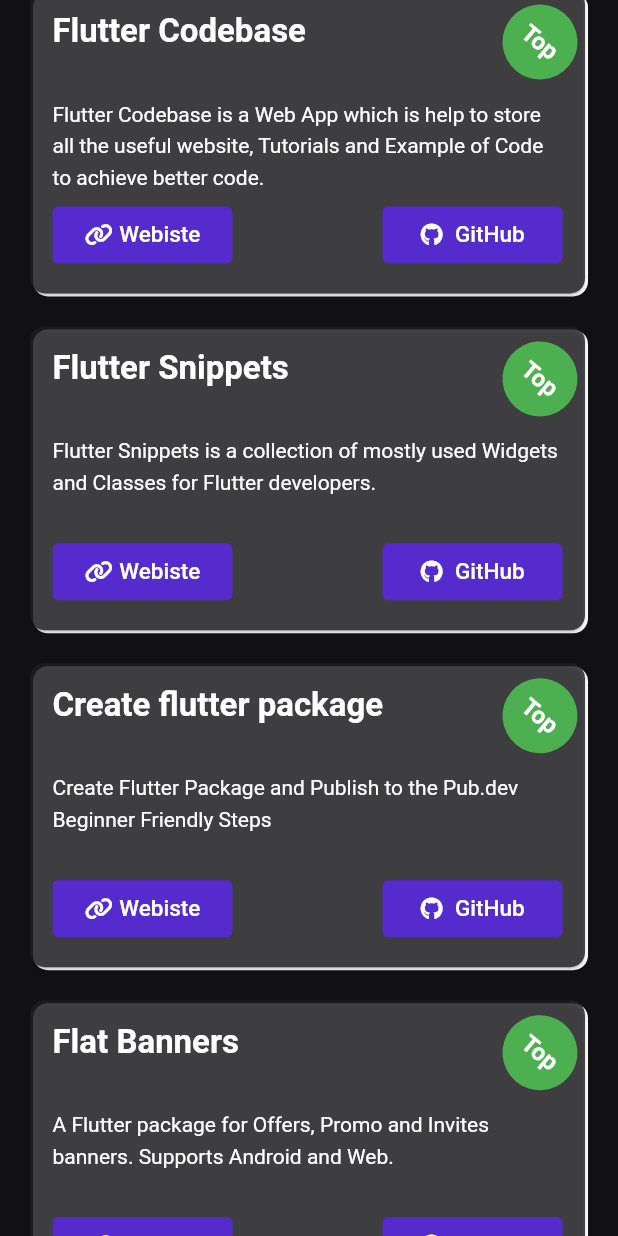
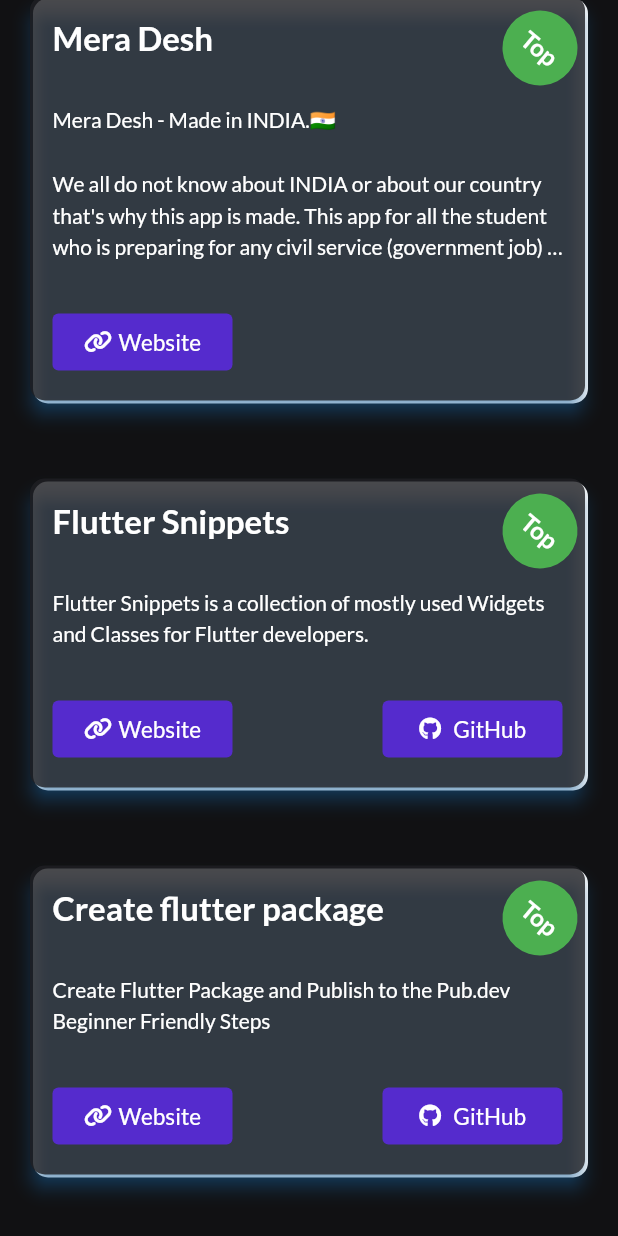
Before and after one commit to om-chauhan/developer_portfolio_flutter, a Flutter app: the screen it shows after launch, scrolled down 1152 dp, after a tap on "GitHub", on a phone screen of 412 x 824 dp. Run offline on Flutter 3.47's test engine with Material 2 defaults, Android fonts, the phone set to English and light mode, and no system bars; our stand-ins replace device_preview, flutter_svg, font_awesome_flutter, google_fonts, url_strategy; missing offline and left inert: blobs.

Commit message:
Project Card New Design

```diff
--- a/lib/all_imports.dart
+++ b/lib/all_imports.dart
@@ -13,7 +13,6 @@
 export 'package:om_chauhan/widgets/textbuilder.dart';
 export 'package:font_awesome_flutter/font_awesome_flutter.dart';
 export 'package:om_chauhan/controller/project_controller.dart';
-
 export 'package:om_chauhan/widgets/custom_button.dart';
 export 'package:blobs/blobs.dart';
 export 'package:om_chauhan/model/project_model.dart';
@@ -23,7 +22,6 @@
 export 'package:om_chauhan/model/skills_model.dart';
 export 'package:url_strategy/url_strategy.dart';
 export 'package:om_chauhan/utils/url_launch.dart';
-export 'package:sizer/sizer.dart';
 export 'package:flutter/material.dart';
 export 'package:om_chauhan/utils/colors.dart';
 export 'package:om_chauhan/widgets/textbuilder.dart';
--- a/lib/controller/project_controller.dart
+++ b/lib/controller/project_controller.dart
@@ -2,13 +2,21 @@
 
 class ProjectController {
   final projectList = [
+    ProjectModel(
+        title: 'Mera Desh',
+        description:
+            "Mera Desh - Made in INDIA.🇮🇳\n\nWe all do not know about INDIA or about our country that's why this app is made. This app for all the student who is preparing for any civil service (government job) exams, as well as civilians peoples and tourist to acquire more knowledge about INDIA and their history, culture and so on.",
+        website:
+            'https://play.google.com/store/apps/details?id=com.adbytee.mera_desh',
+        gitHub: '',
+        top: true),
     ProjectModel(
         title: 'Flutter Codebase',
         description:
             "Flutter Codebase is a Web App which is help to store all the useful website, Tutorials and Example of Code to achieve better code.",
         website: 'https://codes.om-chauhan.co.in/',
         gitHub: '',
-        top: true),
+        top: false),
     ProjectModel(
         title: 'Flutter Snippets',
         description:
@@ -50,8 +58,8 @@
             'https://github.com/om-chauhan/Invoice-Management-System-Flutter-UI',
         top: false),
     ProjectModel(
-        title: 'Ecommerce App',
-        description: "Ecommerce App - fetch data from Rest API.",
+        title: 'E-Commerce App',
+        description: "E-Commerce App - fetch data from Rest API.",
         website:
             'https://github.com/om-chauhan/Super-Store-Ecommerce-App-using-REST-Api-in-Flutter',
         gitHub:
@@ -60,7 +68,7 @@
     ProjectModel(
         title: 'Simple Calculator',
         description:
-            "A simple Calculator Appliction by using Dart Language and Flutter Framework. which is support both Ios and Android.",
+            "A simple Calculator Applications by using Dart Language and Flutter Framework. which is support both Ios and Android.",
         website: 'https://github.com/om-chauhan/Simple-Calculator-Flutter',
         gitHub: 'https://github.com/om-chauhan/Simple-Calculator-Flutter',
         top: false),
--- a/lib/main.dart
+++ b/lib/main.dart
@@ -1,8 +1,17 @@
+import 'package:device_preview/device_preview.dart';
+import 'package:flutter/foundation.dart';
 import 'package:om_chauhan/all_imports.dart';
 
 void main() {
   setPathUrlStrategy();
-  runApp(const MyApp());
+  runApp(
+    kIsWeb
+        ? DevicePreview(
+            enabled: !kReleaseMode,
+            builder: (context) => MyApp(),
+          )
+        : MyApp(),
+  );
 }
 
 class MyApp extends StatelessWidget {
@@ -10,15 +19,12 @@
 
   @override
   Widget build(BuildContext context) {
-    return ChangeNotifierProvider<ThemeChanger>(
-      create: (_) => ThemeChanger(),
-      child: Builder(
-        builder: (BuildContext context) {
-          final themeChanger = Provider.of<ThemeChanger>(context);
     return MaterialApp(
+      useInheritedMediaQuery: true,
+      locale: DevicePreview.locale(context),
+      builder: DevicePreview.appBuilder,
       debugShowCheckedModeBanner: false,
       title: 'Om Chauhan',
-            themeMode: themeChanger.getTheme,
       theme: ThemeData(
         brightness: Brightness.light,
         primarySwatch: Colors.blue,
@@ -28,8 +34,5 @@
       ),
       home: const Home(),
     );
-        },
-      ),
-    );
   }
 }
--- a/lib/utils/theme_changer.dart
+++ b/lib/utils/theme_changer.dart
@@ -1,10 +1,10 @@
-import 'package:om_chauhan/all_imports.dart';
+// import 'package:om_chauhan/all_imports.dart';
 
-class ThemeChanger with ChangeNotifier {
-  var _themeMode = ThemeMode.light;
-  get getTheme => _themeMode;
-  setTheme(themeMode) {
-    _themeMode = themeMode;
-    notifyListeners();
-  }
-}
+// class ThemeChanger with ChangeNotifier {
+//   var _themeMode = ThemeMode.light;
+//   get getTheme => _themeMode;
+//   setTheme(themeMode) {
+//     _themeMode = themeMode;
+//     notifyListeners();
+//   }
+// }
--- a/lib/view/home/footer/footer.dart
+++ b/lib/view/home/footer/footer.dart
@@ -1,10 +1,10 @@
 import 'package:om_chauhan/all_imports.dart';
 
 class Footer extends StatefulWidget {
-  final void Function()? clikToTop;
+  final void Function()? clickToTop;
   const Footer({
     Key? key,
-    this.clikToTop,
+    this.clickToTop,
   }) : super(key: key);
 
   @override
@@ -64,7 +64,7 @@
             ],
           ),
           InkWell(
-            onTap: widget.clikToTop,
+            onTap: widget.clickToTop,
             child: Container(
               height: 50,
               width: 50,
--- a/lib/view/home/home.dart
+++ b/lib/view/home/home.dart
@@ -18,7 +18,7 @@
       drawer: Responsive.isDesktop(context)
           ? Container()
           : MobileDrawer(
-              about: _aboutKey, project: _projectKey, skils: _skillsKey),
+              about: _aboutKey, project: _projectKey, skills: _skillsKey),
       body: SafeArea(
         child: SingleChildScrollView(
           controller: _scroll,
@@ -58,7 +58,7 @@
               Project(key: _projectKey),
               Skills(key: _skillsKey),
               Footer(
-                clikToTop: () {
+                clickToTop: () {
                   if (Responsive.isDesktop(context)) {
                     Scrollable.ensureVisible(
                       _homeKey.currentState!.context,
--- a/lib/view/home/project/project.dart
+++ b/lib/view/home/project/project.dart
@@ -13,13 +13,16 @@
   final project = ProjectController();
   @override
   Widget build(BuildContext context) {
+    project.projectList
+        .sort((a, b) => b.top.toString().compareTo(a.top.toString()));
     Size size = MediaQuery.of(context).size;
     return Container(
       width: size.width,
       alignment: Alignment.center,
       padding: EdgeInsets.symmetric(
-          horizontal: Responsive.isDesktop(context) ? 120 : 20,
-          vertical: Responsive.isDesktop(context) ? 50 : 20),
+        horizontal: Responsive.isDesktop(context) ? 120 : 20,
+        vertical: Responsive.isDesktop(context) ? 50 : 20,
+      ),
       color: kBlackShade,
       child: Column(
         children: [
@@ -30,34 +33,45 @@
             fontSize: 30,
           ),
           const SizedBox(height: 30.0),
-          GridView.builder(
-            gridDelegate: SliverGridDelegateWithFixedCrossAxisCount(
-              crossAxisCount: Responsive.isDesktop(context)
-                  ? 3
-                  : Responsive.isTablet(context)
-                      ? 2
-                      : 1,
-              childAspectRatio: Responsive.isDesktop(context)
-                  ? 2.5 / 1.6
-                  : Responsive.isTablet(context)
-                      ? 1 / 0.5
-                      : 1 / 0.55,
-              mainAxisSpacing: Responsive.isDesktop(context) ? 35 : 20,
-              crossAxisSpacing: Responsive.isDesktop(context) ? 30 : 20,
+          Wrap(
+            alignment: WrapAlignment.spaceBetween,
+            direction: Axis.horizontal,
+            runSpacing: 50,
+            spacing: 50,
+            children: List.generate(
+              project.projectList.length,
+              (i) => ProjectCard(
+                project: project.projectList[i],
+                top: project.projectList[i].top,
+              ),
             ),
-            itemCount: project.projectList.length,
-            shrinkWrap: true,
-            physics: ScrollPhysics(),
-            itemBuilder: (BuildContext context, int i) {
-              return ProjectCard(
-                title: project.projectList[i].title,
-                description: project.projectList[i].description,
-                website: project.projectList[i].website,
-                github: project.projectList[i].gitHub,
-                top: project.projectList[i].top,
-              );
-            },
           ),
+          // GridView.builder(
+          //   gridDelegate: SliverGridDelegateWithFixedCrossAxisCount(
+          //     crossAxisCount: Responsive.isDesktop(context)
+          //         ? 3
+          //         : Responsive.isTablet(context)
+          //             ? 2
+          //             : 1,
+          //     childAspectRatio: 1 / 0.6,
+          //     mainAxisSpacing: Responsive.isDesktop(context) ? 35 : 20,
+          //     crossAxisSpacing: Responsive.isDesktop(context) ? 30 : 20,
+          //   ),
+          //   itemCount: project.projectList.length,
+          //   shrinkWrap: true,
+          //   physics: BouncingScrollPhysics(),
+          //   itemBuilder: (BuildContext context, int i) {
+          //     project.projectList
+          //         .sort((a, b) => b.top.toString().compareTo(a.top.toString()));
+          //     return ProjectCard(
+          //       title: project.projectList[i].title,
+          //       description: project.projectList[i].description,
+          //       website: project.projectList[i].website,
+          //       github: project.projectList[i].gitHub,
+          //       top: project.projectList[i].top,
+          //     );
+          //   },
+          // ),
         ],
       ),
     );
--- a/lib/view/home/project/project_card.dart
+++ b/lib/view/home/project/project_card.dart
@@ -1,16 +1,13 @@
 import 'package:om_chauhan/all_imports.dart';
+import 'dart:developer' as dev;
 
 class ProjectCard extends StatelessWidget {
-  final String? title, description, website, github;
-
+  final ProjectModel? project;
   final bool? top;
   const ProjectCard({
     Key? key,
-    this.title,
-    this.description,
-    this.website,
-    this.github,
     this.top,
+    this.project,
   }) : super(key: key);
 
   @override
@@ -20,18 +17,21 @@
       child: Stack(
         children: [
           Container(
+            width: 500,
             decoration: BoxDecoration(
               borderRadius: BorderRadius.circular(10),
               boxShadow: [
                 BoxShadow(
-                    color: top == true ? Colors.white : Colors.greenAccent,
-                    offset: Offset(2, 2)),
+                  color: top == true ? Colors.white : Colors.greenAccent,
+                  offset: Offset(2, 2),
+                ),
               ],
             ),
             child: Card(
               color: top == true ? kGreyShade.withOpacity(0.8) : Colors.black,
               margin: EdgeInsets.zero,
-              elevation: 1,
+              shadowColor: Colors.blue,
+              elevation: 5,
               shape: RoundedRectangleBorder(
                 borderRadius: BorderRadius.circular(10),
               ),
@@ -39,55 +39,58 @@
                 padding:
                     EdgeInsets.all(Responsive.isDesktop(context) ? 25.0 : 15),
                 child: SizedBox(
-                  width: double.infinity,
-                  height: double.infinity,
                   child: Column(
-                    mainAxisAlignment: MainAxisAlignment.center,
+                    mainAxisAlignment: MainAxisAlignment.spaceBetween,
                     crossAxisAlignment: CrossAxisAlignment.start,
                     children: [
                       TextBuilder(
-                        text: title,
+                        text: project!.title,
                         color: kWhite,
                         fontSize: 22,
                         fontWeight: FontWeight.w600,
                       ),
                       const SizedBox(height: 30.0),
                       TextBuilder(
-                        text: description,
+                        text: project!.description,
                         color: kWhite,
                         height: 1.5,
-                        maxLines: 3,
+                        maxLines: 5,
                         textOverflow: TextOverflow.ellipsis,
                       ),
-                      Spacer(),
-                      Container(
-                        child: Row(
-                          mainAxisAlignment: MainAxisAlignment.spaceBetween,
-                          children: [
+                      const SizedBox(height: 30.0),
+                      Row(
+                        mainAxisAlignment: project!.website.isNotEmpty
+                            ? MainAxisAlignment.spaceBetween
+                            : MainAxisAlignment.start,
+                        children: [
+                          if (project!.website.isNotEmpty)
                             CustomButton(
-                              title: 'Webiste',
+                              title: 'Website',
                               width: 120,
                               height: 38,
                               icon: FontAwesomeIcons.link,
                               onTap: () {
-                                print('Webiste Button Clicked');
-                                UrlLaunch.launchInBrowser(url: website!);
+                                dev.log(
+                                    'Website :${project!.website.toString()}');
+                                UrlLaunch.launchInBrowser(
+                                    url: project!.website);
                               },
                             ),
+                          if (project!.website.isNotEmpty)
                             const SizedBox(width: 20.0),
+                          if (project!.gitHub.isNotEmpty)
                             CustomButton(
                               title: 'GitHub',
                               width: 120,
                               height: 38,
                               icon: FontAwesomeIcons.github,
                               onTap: () {
-                                print('GitHub Button Clicked');
-
-                                UrlLaunch.launchInBrowser(url: github!);
+                                dev.log(
+                                    'Github: ${project!.gitHub.toString()}');
+                                UrlLaunch.launchInBrowser(url: project!.gitHub);
                               },
                             ),
-                          ],
-                        ),
+                        ],
                       )
                     ],
                   ),
--- a/lib/widgets/mobile_drawer.dart
+++ b/lib/widgets/mobile_drawer.dart
@@ -1,12 +1,12 @@
 import 'package:om_chauhan/all_imports.dart';
 
 class MobileDrawer extends StatelessWidget {
-  final GlobalKey? about, project, skils;
+  final GlobalKey? about, project, skills;
   const MobileDrawer({
     Key? key,
     this.about,
     this.project,
-    this.skils,
+    this.skills,
   }) : super(key: key);
 
   @override
@@ -46,7 +46,7 @@
           ListTile(
             onTap: () {
               Scrollable.ensureVisible(
-                skils!.currentState!.context,
+                skills!.currentState!.context,
                 duration: Duration(seconds: 1),
               );
             },
--- a/lib/widgets/mobile_header.dart
+++ b/lib/widgets/mobile_header.dart
@@ -26,7 +26,10 @@
                   color: Colors.white,
                   borderRadius: BorderRadius.circular(2),
                 ),
-                child: Icon(Icons.menu),
+                child: Icon(
+                  Icons.menu,
+                  color: kBlack,
+                ),
               ),
             ),
             const SizedBox(width: 20.0),
--- a/lib/widgets/textbuilder.dart
+++ b/lib/widgets/textbuilder.dart
@@ -32,7 +32,7 @@
   Widget build(BuildContext context) {
     return Text(
       text!,
-      style: GoogleFonts.roboto(
+      style: GoogleFonts.lato(
         fontSize: fontSize,
         color: color,
         fontWeight: fontWeight,
@@ -42,7 +42,6 @@
         decoration: textDecoration,
       ),
       maxLines: maxLines,
-
       overflow: textOverflow,
       textAlign: textAlign,
       softWrap: true,
--- a/pubspec.yaml
+++ b/pubspec.yaml
@@ -21,7 +21,8 @@
   shared_preferences: ^2.0.13
   url_strategy: ^0.2.0
   url_launcher: ^6.1.0
-  sizer: ^2.0.15
+  device_preview: ^1.1.0
+
 
 dev_dependencies:
   flutter_test:
```
Also changed, not shown: pubspec.lock, 2 other files. Lines whose indentation alone changed are shown as unchanged.
